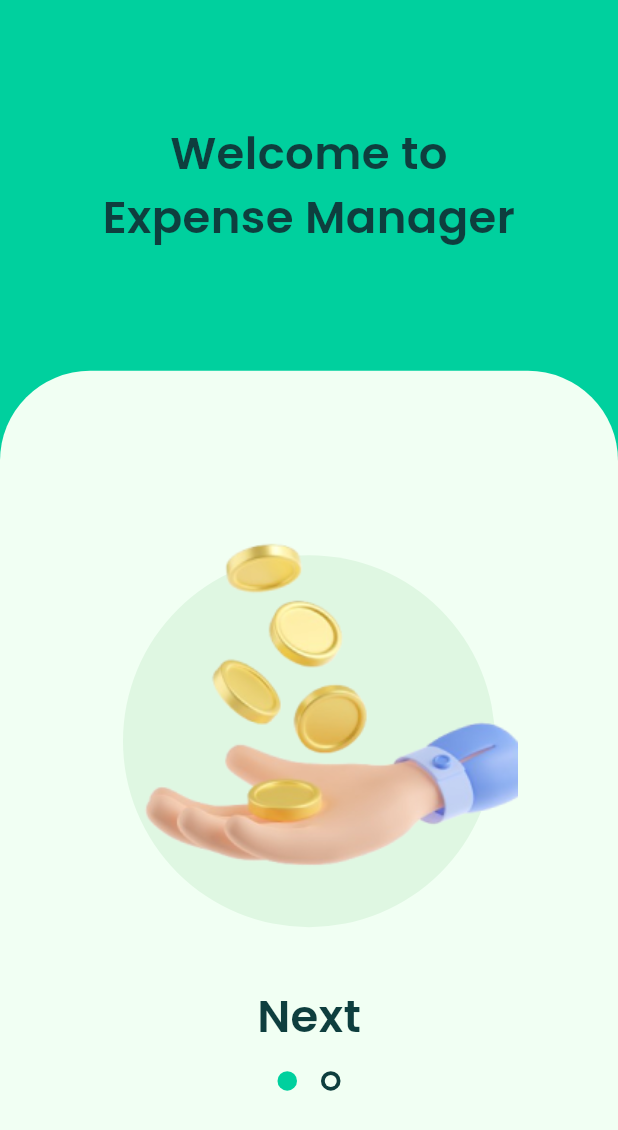
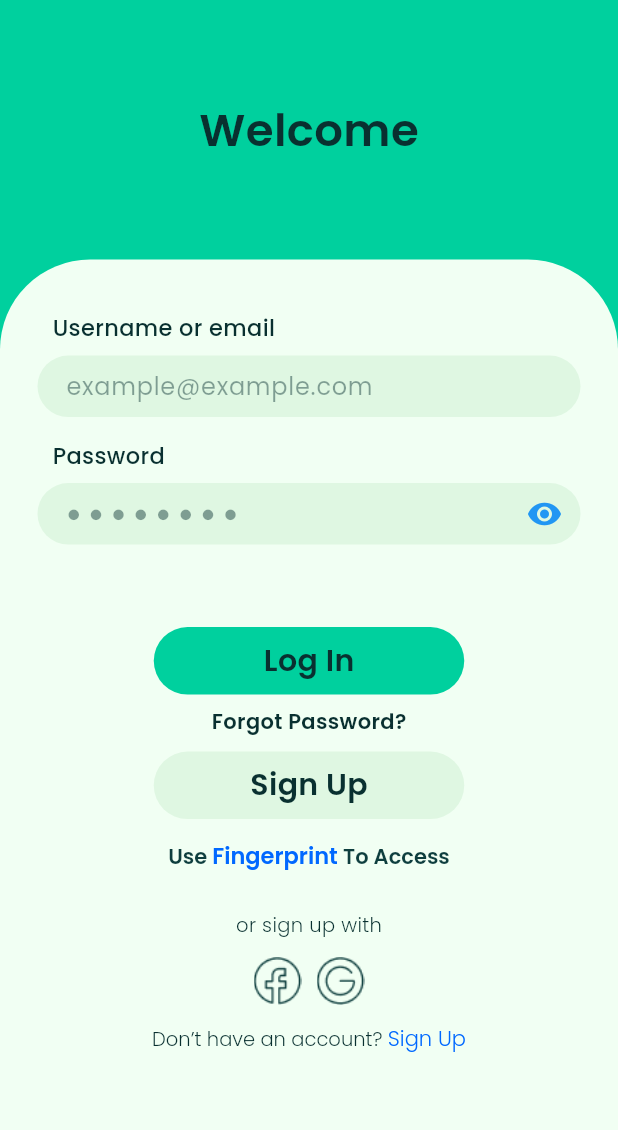
Before and after one commit to Sahil-Kundaliya/Flutter-Finance-Wallet-app-clone, a Flutter app: the screen it shows after launch, on a phone screen of 412 x 824 dp. Shown: the top 1130 px of the screen. Run offline on Flutter 3.47's test engine with Material 3 defaults, Android fonts, the phone set to English and light mode, and no system bars; drawn by our look-alikes of carousel_slider; our stand-ins replace flutter_bloc, flutter_svg, google_fonts.

Commit message:
sign in page added
sign in page added

```diff
--- a/lib/constant/app_images.dart
+++ b/lib/constant/app_images.dart
@@ -4,4 +4,8 @@ class AppImages {
   // on_boarding
   static const String onBoarding1 = 'assets/images/on_boarding_1.png';
   static const String onBoarding2 = 'assets/images/on_boarding_2.png';
+
+  // auth
+  static const String authGoogle = 'assets/images/Google.png';
+  static const String authFacebook = 'assets/images/Facebook.png';
 }
--- a/lib/constant/app_routes.dart
+++ b/lib/constant/app_routes.dart
@@ -1,3 +1,4 @@
+import 'package:finance_wallet_app_clone/features/auth/pages/sign_in_page.dart';
 import 'package:finance_wallet_app_clone/features/splash/pages/app_lunch_page.dart';
 import 'package:finance_wallet_app_clone/features/splash/pages/on_boarding_page.dart';
 import 'package:finance_wallet_app_clone/features/splash/pages/splash_page.dart';
@@ -12,5 +13,8 @@ class AppRoute {
     SplashScreen.splashScreen: (context) => const SplashScreen(),
     LunchScreen.lunchScreen: (context) => const LunchScreen(),
     OnBoardingScreen.onBoardingScreen: (context) => const OnBoardingScreen(),
+
+    //auth
+    SignInPage.signInPage: (context) => SignInPage(),
   };
 }
--- /dev/null
+++ b/lib/features/auth/pages/sign_in_page.dart
@@ -0,0 +1,197 @@
+import 'package:finance_wallet_app_clone/constant/app_colors.dart';
+import 'package:finance_wallet_app_clone/constant/app_images.dart';
+import 'package:finance_wallet_app_clone/constant/app_text_styles.dart';
+import 'package:finance_wallet_app_clone/features/common_widgets/custom_text_field.dart';
+import 'package:flutter/material.dart';
+
+class SignInPage extends StatelessWidget {
+  SignInPage({super.key});
+
+  static const String signInPage = '/SignInPage';
+  final TextEditingController emailController = TextEditingController();
+  final TextEditingController passwordController = TextEditingController();
+
+  @override
+  Widget build(BuildContext context) {
+    final size = MediaQuery.sizeOf(context);
+    return Scaffold(
+      backgroundColor: AppColors.caribbeanGreen,
+      body: Container(
+        height: size.height,
+        width: size.width,
+        child: Column(
+          children: [
+            Container(
+              height: size.height * 0.21,
+              child: Center(
+                child: Text(
+                  'Welcome',
+                  style: AppTextStyles.semiBold(
+                      fontSize: 30, color: AppColors.lettersAndIcons),
+                ),
+              ),
+            ),
+            Expanded(
+                child: Container(
+              width: size.width,
+              decoration: BoxDecoration(
+                  borderRadius: const BorderRadius.only(
+                      topLeft: Radius.circular(60),
+                      topRight: Radius.circular(60)),
+                  color: AppColors.honeydew),
+              child: Padding(
+                padding: const EdgeInsets.symmetric(horizontal: 25),
+                child: Column(
+                  crossAxisAlignment: CrossAxisAlignment.start,
+                  children: [
+                    Padding(
+                      padding: const EdgeInsets.only(top: 35),
+                      child: CustomTextField(
+                        textEditingController: emailController,
+                        title: 'Username or email',
+                        textFieldHintText: 'example@example.com',
+                      ),
+                    ),
+                    Padding(
+                      padding: const EdgeInsets.only(top: 15),
+                      child: CustomTextField(
+                        textEditingController: passwordController,
+                        title: 'Password',
+                        textFieldHintText: '● ● ● ● ● ● ● ●',
+                        icon1: Icons.remove_red_eye,
+                        icon2: Icons.panorama_fish_eye,
+                        hideText: true,
+                      ),
+                    ),
+                    Padding(
+                      padding: const EdgeInsets.only(top: 55),
+                      child: Align(
+                        alignment: Alignment.center,
+                        child: Container(
+                          height: 45,
+                          width: 207,
+                          decoration: BoxDecoration(
+                              color: AppColors.caribbeanGreen,
+                              borderRadius: BorderRadius.circular(30)),
+                          child: Center(
+                            child: Text(
+                              'Log In',
+                              style: AppTextStyles.semiBold(
+                                  fontSize: 20,
+                                  color: AppColors.lettersAndIcons),
+                            ),
+                          ),
+                        ),
+                      ),
+                    ),
+                    Padding(
+                      padding: const EdgeInsets.only(top: 8),
+                      child: Align(
+                        alignment: Alignment.center,
+                        child: Text(
+                          'Forgot Password?',
+                          style: AppTextStyles.semiBold(
+                              fontSize: 14, color: AppColors.lettersAndIcons),
+                        ),
+                      ),
+                    ),
+                    Padding(
+                      padding: const EdgeInsets.only(top: 10),
+                      child: Align(
+                        alignment: Alignment.center,
+                        child: Container(
+                          height: 45,
+                          width: 207,
+                          decoration: BoxDecoration(
+                              color: AppColors.lightGreen,
+                              borderRadius: BorderRadius.circular(30)),
+                          child: Center(
+                            child: Text(
+                              'Sign Up',
+                              style: AppTextStyles.semiBold(
+                                  fontSize: 20,
+                                  color: AppColors.lettersAndIcons),
+                            ),
+                          ),
+                        ),
+                      ),
+                    ),
+                    Padding(
+                      padding: const EdgeInsets.only(top: 13),
+                      child: Align(
+                        alignment: Alignment.center,
+                        child: RichText(
+                          text: TextSpan(children: [
+                            TextSpan(
+                                text: 'Use ',
+                                style: AppTextStyles.semiBold(
+                                    fontSize: 14, color: AppColors.cyprus)),
+                            TextSpan(
+                                text: 'Fingerprint ',
+                                style: AppTextStyles.semiBold(
+                                    fontSize: 15, color: AppColors.oceanBlue)),
+                            TextSpan(
+                                text: 'To Access',
+                                style: AppTextStyles.semiBold(
+                                    fontSize: 14, color: AppColors.cyprus)),
+                          ]),
+                        ),
+                      ),
+                    ),
+                    Padding(
+                      padding: const EdgeInsets.only(top: 25, bottom: 12),
+                      child: Align(
+                          alignment: Alignment.center,
+                          child: Text(
+                            'or sign up with',
+                            style: AppTextStyles.light(
+                                fontSize: 13, color: AppColors.lettersAndIcons),
+                          )),
+                    ),
+                    Row(
+                      mainAxisAlignment: MainAxisAlignment.center,
+                      children: [
+                        Image.asset(
+                          AppImages.authFacebook,
+                          height: 32,
+                          width: 32,
+                        ),
+                        Padding(
+                          padding: const EdgeInsets.only(left: 10.0),
+                          child: Image.asset(
+                            AppImages.authGoogle,
+                            height: 32,
+                            width: 32,
+                          ),
+                        ),
+                      ],
+                    ),
+                    Padding(
+                      padding: const EdgeInsets.only(top: 12),
+                      child: Align(
+                        alignment: Alignment.center,
+                        child: RichText(
+                          text: TextSpan(children: [
+                            TextSpan(
+                                text: 'Don’t have an account? ',
+                                style: AppTextStyles.light(
+                                    fontSize: 13,
+                                    color: AppColors.lettersAndIcons)),
+                            TextSpan(
+                                text: 'Sign Up',
+                                style: AppTextStyles.light(
+                                    fontSize: 14, color: AppColors.oceanBlue)),
+                          ]),
+                        ),
+                      ),
+                    ),
+                  ],
+                ),
+              ),
+            ))
+          ],
+        ),
+      ),
+    );
+  }
+}
--- /dev/null
+++ b/lib/features/common_widgets/custom_text_field.dart
@@ -0,0 +1,90 @@
+import 'package:finance_wallet_app_clone/constant/app_colors.dart';
+import 'package:finance_wallet_app_clone/constant/app_text_styles.dart';
+import 'package:flutter/material.dart';
+
+class CustomTextField extends StatelessWidget {
+  CustomTextField({
+    super.key,
+    required this.textEditingController,
+    required this.title,
+    required this.textFieldHintText,
+    this.titleStyle,
+    this.textFieldHintTextStyle,
+    this.icon1,
+    this.icon2,
+    this.iconColor1,
+    this.iconColor2,
+    this.icons1Click,
+    this.icons2Click,
+    this.hideText = false,
+  });
+
+  TextEditingController textEditingController;
+  TextStyle? titleStyle, textFieldHintTextStyle;
+  String title, textFieldHintText;
+  IconData? icon1, icon2;
+  Color? iconColor1, iconColor2;
+  Function? icons1Click, icons2Click;
+  bool? hideText;
+
+  @override
+  Widget build(BuildContext context) {
+    return Column(
+      crossAxisAlignment: CrossAxisAlignment.start,
+      children: [
+        Padding(
+          padding: const EdgeInsets.only(left: 10),
+          child: Text(
+            title,
+            style: titleStyle ??
+                AppTextStyles.medium(
+                    fontSize: 15, color: AppColors.lettersAndIcons),
+          ),
+        ),
+        Padding(
+          padding: const EdgeInsets.only(top: 8),
+          child: Container(
+            height: 41, // Height of the TextFormField
+            child: TextFormField(
+                controller: textEditingController,
+                style: TextStyle(color: Colors.black), // Text color
+                decoration: InputDecoration(
+                  contentPadding:
+                      EdgeInsets.symmetric(vertical: 8, horizontal: 15),
+                  hintText: textFieldHintText,
+                  hintStyle: textFieldHintTextStyle ??
+                      AppTextStyles.regular(
+                          color: AppColors.lettersAndIcons.withOpacity(.45),
+                          fontSize: 16),
+                  // Hint text color
+                  filled: true,
+                  fillColor: AppColors.lightGreen,
+                  // Background color
+                  border: OutlineInputBorder(
+                    borderRadius: BorderRadius.circular(20.5),
+                    // Circular border
+                    borderSide: BorderSide.none, // No border
+                  ),
+                  suffixIcon: icon1 != null && icon2 != null
+                      ? GestureDetector(
+                          onTap: () {
+                            (hideText ?? false) ? icons1Click : icons2Click;
+                          },
+                          child: Icon(
+                            (hideText ?? false) ? icon1 : icon2,
+                            // Replace with any icon
+                            color: ((hideText ?? false)
+                                    ? iconColor1
+                                    : iconColor2) ??
+                                Colors.blue, // Icon color
+                          ),
+                        )
+                      : null,
+                ),
+                obscureText: hideText ?? false),
+          ),
+        ),
+      ],
+    );
+  }
+}
--- a/lib/main.dart
+++ b/lib/main.dart
@@ -1,4 +1,5 @@
 import 'package:finance_wallet_app_clone/constant/app_routes.dart';
+import 'package:finance_wallet_app_clone/features/auth/pages/sign_in_page.dart';
 import 'package:finance_wallet_app_clone/features/splash/cubits/splash_cubit.dart';
 import 'package:finance_wallet_app_clone/features/splash/pages/on_boarding_page.dart';
 import 'package:flutter/material.dart';
@@ -27,7 +28,7 @@
           useMaterial3: true,
         ),
         routes: AppRoute.instance.routes,
-        initialRoute: OnBoardingScreen.onBoardingScreen,
+        initialRoute: SignInPage.signInPage,
       ),
     );
   }
```
Also changed, not shown: assets/images/Facebook.png (added), assets/images/Google.png (added).
